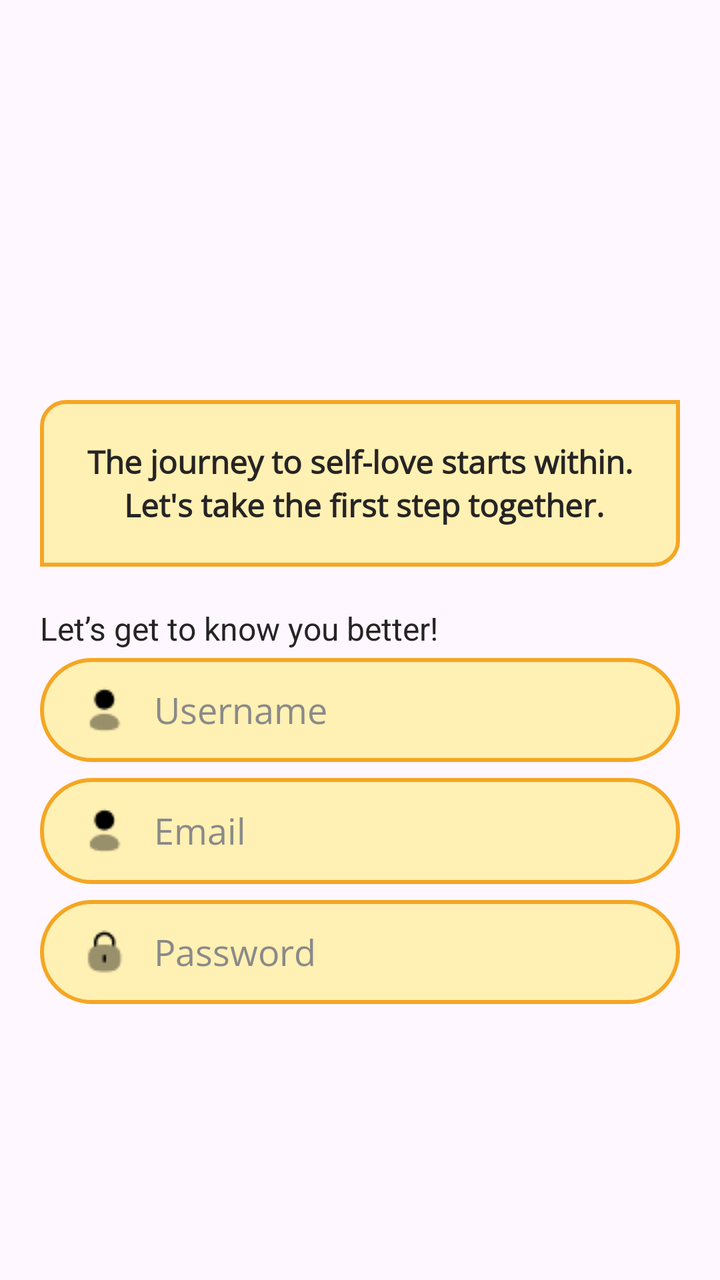
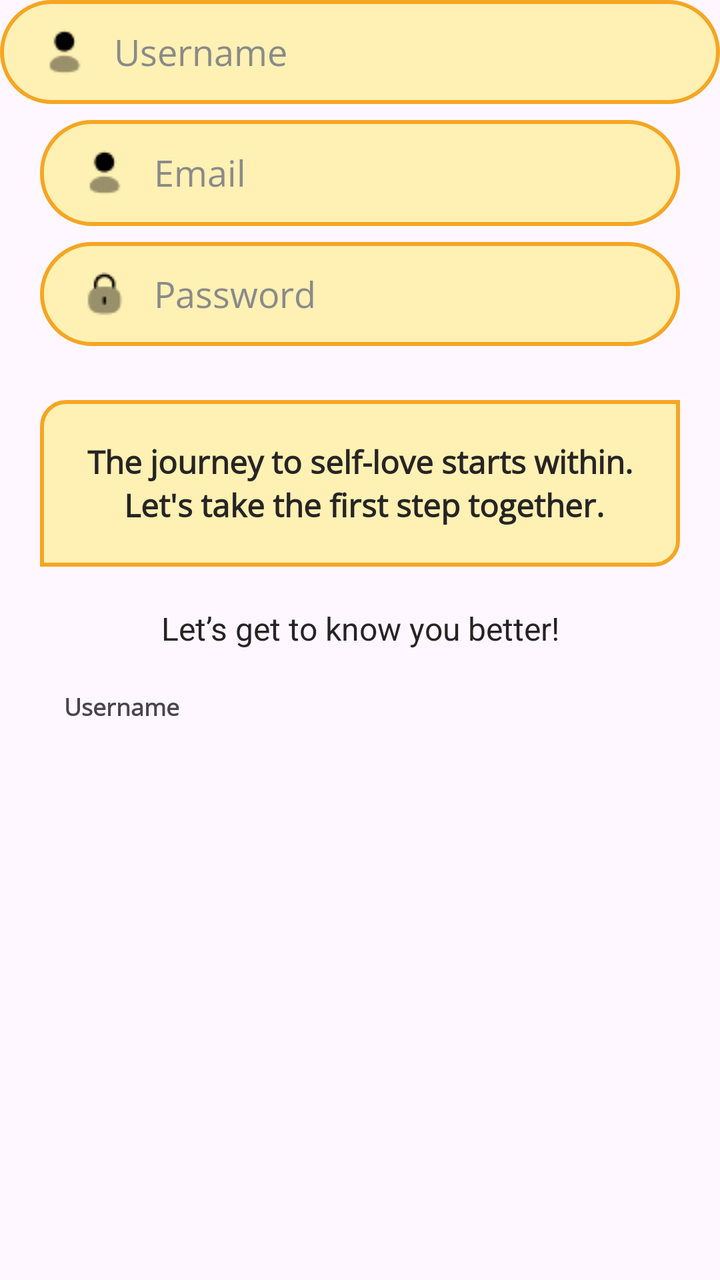

The first picture is an Android layout as it rendered before a commit; the second is the same layout after the commit. The layout source and the unified diff follow.
<!-- AndroidManifest.xml: application theme Theme.Radiate -->
<!-- res/layout/activity_user_register.xml -->
<?xml version="1.0" encoding="utf-8"?>
<androidx.constraintlayout.widget.ConstraintLayout xmlns:android="http://schemas.android.com/apk/res/android"
    xmlns:app="http://schemas.android.com/apk/res-auto"
    xmlns:tools="http://schemas.android.com/tools"
    android:id="@+id/main"
    android:layout_width="match_parent"
    android:layout_height="match_parent"
    tools:context=".UserRegister"
    android:backgroundTint="@color/softpinkwhitebackground">

    <TextView
        android:id="@+id/tvRegisterMessage"
        android:layout_width="0dp"
        android:layout_height="wrap_content"
        android:background="@drawable/custom_background_register_message"
        android:fontFamily="@font/opensans"
        android:gravity="center"
        android:text="@string/register_message"
        android:textColor="@color/black"
        android:textSize="16sp"
        android:textStyle="bold"
        android:padding="20dp"
        android:layout_marginStart="20dp"
        android:layout_marginEnd="20dp"
        android:layout_marginTop="200dp"
        app:layout_constraintTop_toTopOf="parent"
        app:layout_constraintStart_toStartOf="parent"
        app:layout_constraintEnd_toEndOf="parent"/>

    <TextView
        android:id="@+id/tvRegisterText"
        android:layout_width="wrap_content"
        android:layout_height="wrap_content"
        android:text="@string/register_text_display"
        android:textColor="@color/black"
        android:textSize="16sp"
        android:layout_marginTop="20dp"
        app:layout_constraintTop_toBottomOf="@id/tvRegisterMessage"
        app:layout_constraintStart_toStartOf="@id/tvRegisterMessage"/>


    <EditText
        android:id="@+id/tvRegisterUsername"
        android:layout_width="match_parent"
        android:layout_height="wrap_content"
        android:minHeight="52dp"
        android:background="@drawable/custom_backgroud_edittext"
        android:hint="@string/register_username"
        android:textColorHint="@color/grey"
        android:textColor="@color/black"
        android:fontFamily="@font/opensans"
        android:drawableStart="@drawable/icon_profile"
        android:inputType="textPersonName"
        android:drawablePadding="12dp"
        android:layout_marginTop="4dp"
        android:layout_marginStart="20dp"
        android:layout_marginEnd="20dp"
        app:layout_constraintTop_toBottomOf="@id/tvRegisterText"/>

    <EditText
        android:id="@+id/tvRegisterEmail"
        android:layout_width="match_parent"
        android:layout_height="wrap_content"
        android:minHeight="53dp"
        android:background="@drawable/custom_backgroud_edittext"
        android:hint="@string/register_email"
        android:textColorHint="@color/grey"
        android:textColor="@color/black"
        android:fontFamily="@font/opensans"
        android:inputType="textEmailAddress"
        android:drawableStart="@drawable/icon_profile"
        android:drawablePadding="12dp"
        android:layout_marginStart="20dp"
        android:layout_marginEnd="20dp"
        android:layout_marginTop="8dp"
        app:layout_constraintTop_toBottomOf="@id/tvRegisterUsername"/>

        <EditText
            android:id="@+id/tvRegisterPassrord"
            android:layout_width="match_parent"
            android:layout_height="wrap_content"
            android:minHeight="52dp"
            android:background="@drawable/custom_backgroud_edittext"
            android:hint="@string/register_password"
            android:textColorHint="@color/grey"
            android:textColor="@color/black"
            android:fontFamily="@font/opensans"
            android:inputType="textPassword"
            android:drawableStart="@drawable/icon_lock"
            android:drawablePadding="12dp"
            android:layout_marginStart="20dp"
            android:layout_marginEnd="20dp"
            android:layout_marginTop="8dp"
            app:layout_constraintTop_toBottomOf="@id/tvRegisterEmail"/>
</androidx.constraintlayout.widget.ConstraintLayout>
<!-- resources referenced by this layout -->
<resources>
  <color name="black">#262424</color>
  <color name="grey">#8A8A8A</color>
  <color name="softpinkwhitebackground">#FFFAFA</color>
  <!-- drawable custom_backgroud_edittext (drawable) -->
  <?xml version="1.0" encoding="utf-8"?>
  <shape xmlns:android="http://schemas.android.com/apk/res/android" android:shape="rectangle">
  
      <solid android:color="@color/pastelyellow"/>
      <stroke android:width="2dp"
          android:color="@color/softcoral"/>
      <corners android:radius="25dp"/>
      <padding android:left="20dp"/>
  </shape>
  <!-- drawable custom_background_register_message (drawable) -->
  <?xml version="1.0" encoding="utf-8"?>
  <shape xmlns:android="http://schemas.android.com/apk/res/android"
      android:shape="rectangle">
  
      <solid android:color="@color/pastelyellow"/>
      <corners android:topLeftRadius="12dp"
          android:bottomRightRadius="12dp"/>
      <stroke android:color="@color/softcoral"
          android:width="2dp"/>
  
  </shape>
  <!-- drawable icon_lock: png bitmap (drawable, 419 bytes) -->
  <!-- drawable icon_profile: png bitmap (drawable, 371 bytes) -->
  <string name="register_email">Email</string>
  <string name="register_message">The journey to self-love starts within.\n Let\'s take the first step together.</string>
  <string name="register_password">Password</string>
  <string name="register_text_display">Let’s get to know you better!</string>
  <string name="register_username">Username</string>
  <style name="Theme.Radiate" parent="Base.Theme.Radiate" />
  <color name="pastelyellow">#FFF0B3</color>
  <color name="softcoral">#F5A623</color>
  <style name="Base.Theme.Radiate" parent="Theme.Material3.DayNight.NoActionBar">
          
          
      </style>
</resources>

<!-- the commit's change to res/layout/activity_user_register.xml (unified diff, before → after) -->
@@ -36,7 +36,20 @@
         android:textSize="16sp"
         android:layout_marginTop="20dp"
         app:layout_constraintTop_toBottomOf="@id/tvRegisterMessage"
-        app:layout_constraintStart_toStartOf="@id/tvRegisterMessage"/>
+        app:layout_constraintStart_toStartOf="parent"
+        app:layout_constraintEnd_toEndOf="parent"/>
+
+    <TextView
+        android:layout_width="wrap_content"
+        android:layout_height="wrap_content"
+        android:text="@string/register_username"
+        android:fontFamily="@font/opensans"
+        android:textSize="12sp"
+        android:textStyle="bold"
+        android:layout_marginStart="32dp"
+        android:layout_marginTop="20dp"
+        app:layout_constraintStart_toStartOf="parent"
+        app:layout_constraintTop_toBottomOf="@id/tvRegisterText"/>
 
 
     <EditText
@@ -51,11 +64,7 @@
         android:fontFamily="@font/opensans"
         android:drawableStart="@drawable/icon_profile"
         android:inputType="textPersonName"
-        android:drawablePadding="12dp"
-        android:layout_marginTop="4dp"
-        android:layout_marginStart="20dp"
-        android:layout_marginEnd="20dp"
-        app:layout_constraintTop_toBottomOf="@id/tvRegisterText"/>
+        android:drawablePadding="12dp"/>
 
     <EditText
         android:id="@+id/tvRegisterEmail"
@@ -75,21 +84,21 @@
         android:layout_marginTop="8dp"
         app:layout_constraintTop_toBottomOf="@id/tvRegisterUsername"/>
 
-        <EditText
-            android:id="@+id/tvRegisterPassrord"
-            android:layout_width="match_parent"
-            android:layout_height="wrap_content"
-            android:minHeight="52dp"
-            android:background="@drawable/custom_backgroud_edittext"
-            android:hint="@string/register_password"
-            android:textColorHint="@color/grey"
-            android:textColor="@color/black"
-            android:fontFamily="@font/opensans"
-            android:inputType="textPassword"
-            android:drawableStart="@drawable/icon_lock"
-            android:drawablePadding="12dp"
-            android:layout_marginStart="20dp"
-            android:layout_marginEnd="20dp"
-            android:layout_marginTop="8dp"
-            app:layout_constraintTop_toBottomOf="@id/tvRegisterEmail"/>
+    <EditText
+        android:id="@+id/tvRegisterPassrord"
+        android:layout_width="match_parent"
+        android:layout_height="wrap_content"
+        android:minHeight="52dp"
+        android:background="@drawable/custom_backgroud_edittext"
+        android:hint="@string/register_password"
+        android:textColorHint="@color/grey"
+        android:textColor="@color/black"
+        android:fontFamily="@font/opensans"
+        android:inputType="textPassword"
+        android:drawableStart="@drawable/icon_lock"
+        android:drawablePadding="12dp"
+        android:layout_marginStart="20dp"
+        android:layout_marginEnd="20dp"
+        android:layout_marginTop="8dp"
+        app:layout_constraintTop_toBottomOf="@id/tvRegisterEmail"/>
 </androidx.constraintlayout.widget.ConstraintLayout>
